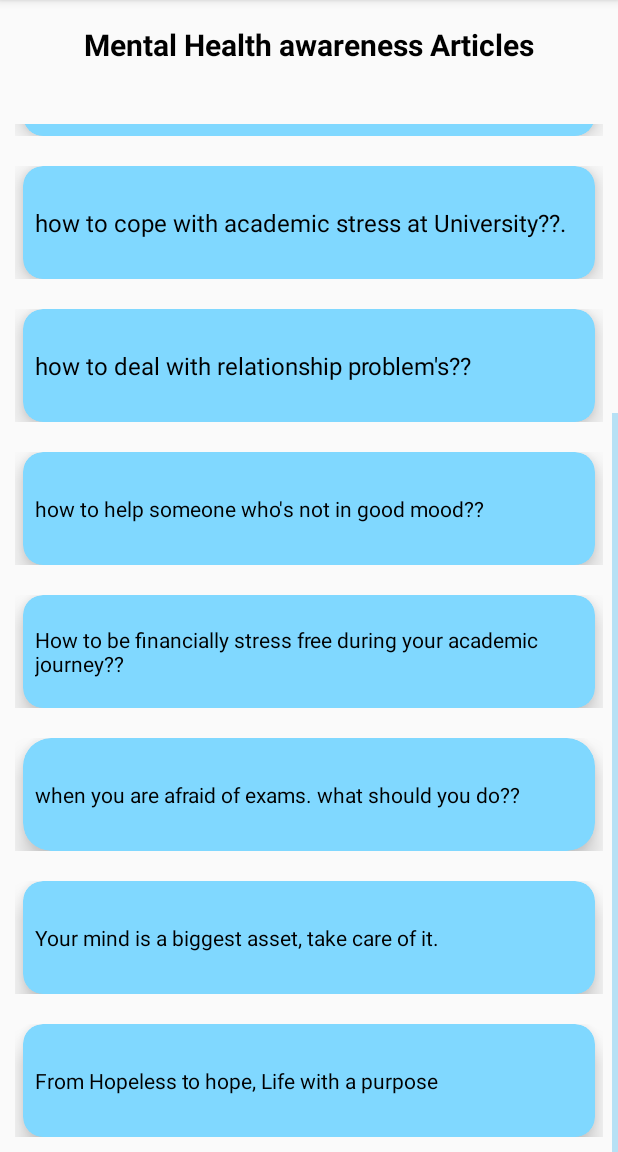
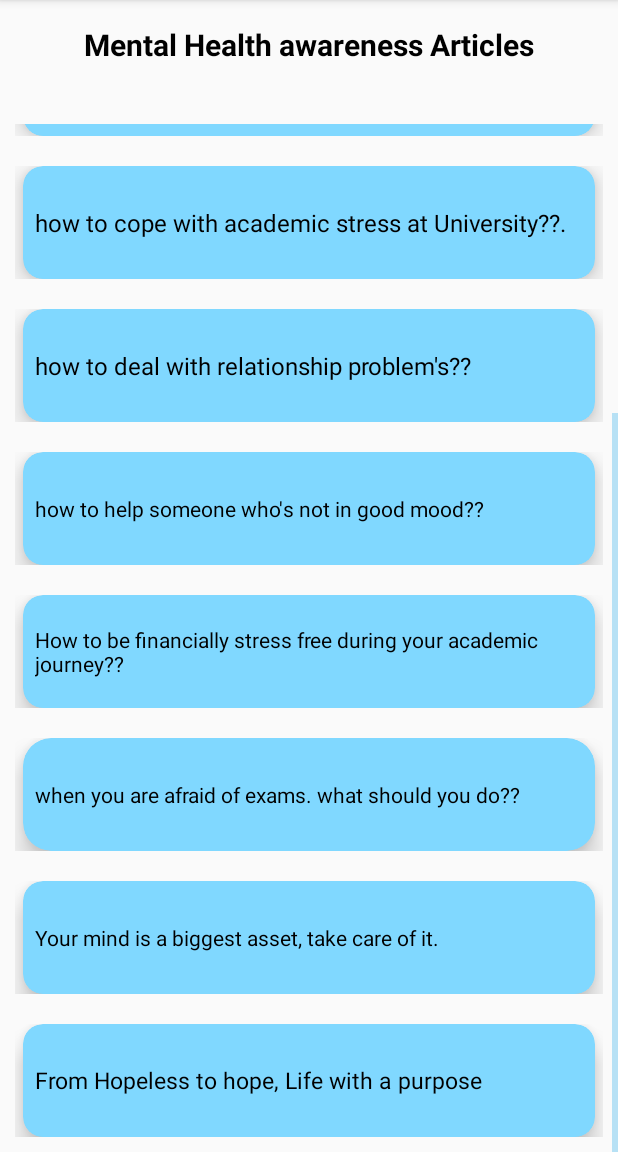
Before and after one commit to SandeepJustine/mubas-mental-health-awareness-, an Android app: the ArticlesActivity screen opened directly, with no data from a screen before it, scrolled down 268 dp, on a phone screen of 412 x 824 dp, the part 84-1236 px from its top. Run offline under Robolectric (Android 15) with nearby library versions, the phone set to English and light mode, and no system bars.

Commit message:
Update articles.xml

```diff
--- a/app/src/main/res/layout/articles.xml
+++ b/app/src/main/res/layout/articles.xml
@@ -316,7 +316,7 @@
 							android:padding="8dp"
 							android:gravity="left|center_vertical"
 							android:text="From Hopeless to hope, Life with a purpose"
-							android:textSize="14sp"
+							android:textSize="15sp"
 							android:textColor="#000000"/>
 					</androidx.cardview.widget.CardView>
 				</LinearLayout>
```
